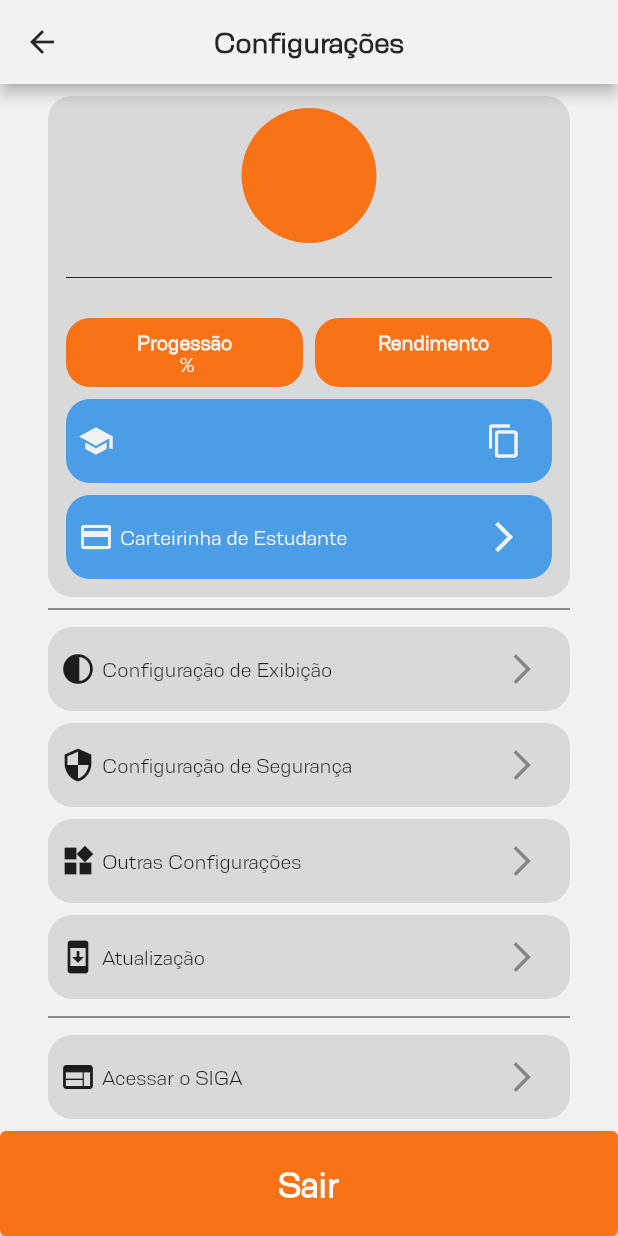
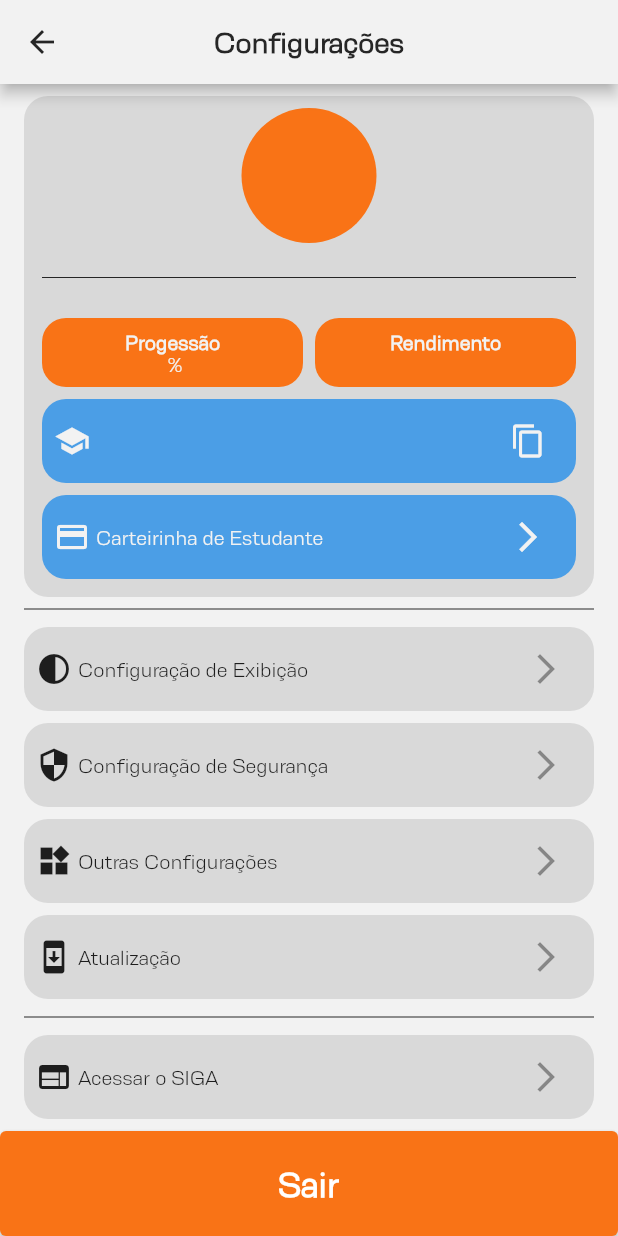
Before and after one commit to matheusrmatias/SigaLogin, a Flutter app: the HomePage screen opened directly, after a tap on the "settings" icon, on a phone screen of 412 x 824 dp. Run offline on Flutter 3.47's test engine with Material 2 defaults, Android fonts, the phone set to English and light mode, and no system bars; our stand-ins replace carousel_slider, connectivity_plus, eva_icons_flutter, flutter_local_notifications, flutter_native_timezone, fluttertoast and 13 more; missing offline and left inert: animated_emoji, dart:ffi, flutter_barcode_scanner, local_auth_android, ota_update; accounts and stored records are empty; network calls fail; statements that could not run were skipped.

Commit message:
Update All App Margin

```diff
--- a/lib/src/pages/auth_page.dart
+++ b/lib/src/pages/auth_page.dart
@@ -2,7 +2,7 @@ import 'package:flutter/material.dart';
 import 'package:page_transition/page_transition.dart';
 import 'package:provider/provider.dart';
 import 'package:sigalogin/src/models/update.dart';
-import 'package:sigalogin/src/pages/home_page.dart';
+import 'package:sigalogin/src/pages/home/home_page.dart';
 import 'package:sigalogin/src/repositories/settings_repository.dart';
 import 'package:sigalogin/src/repositories/update_repository.dart';
 import 'package:sigalogin/src/services/local_auth_service.dart';
--- a/lib/src/pages/home_page.dart
+++ b/lib/src/pages/home/home_page.dart
@@ -8,10 +8,10 @@ import 'package:sigalogin/src/models/historic.dart';
 import 'package:sigalogin/src/models/schedule.dart';
 import 'package:sigalogin/src/models/update.dart';
 import 'package:sigalogin/src/pages/settings/settings_page.dart';
-import 'package:sigalogin/src/pages/tabs/historic_tab.dart';
-import 'package:sigalogin/src/pages/tabs/notes_tab.dart';
-import 'package:sigalogin/src/pages/tabs/schedule_tab.dart';
-import 'package:sigalogin/src/pages/update_page.dart';
+import 'package:sigalogin/src/pages/home/tabs/historic_tab.dart';
+import 'package:sigalogin/src/pages/home/tabs/notes_tab.dart';
+import 'package:sigalogin/src/pages/home/tabs/schedule_tab.dart';
+import 'package:sigalogin/src/pages/settings/update_page.dart';
 import 'package:sigalogin/src/repositories/settings_repository.dart';
 import 'package:sigalogin/src/repositories/update_repository.dart';
 import 'package:sigalogin/src/services/notification_service.dart';
@@ -20,7 +20,7 @@ import 'package:sigalogin/src/controllers/student_controller.dart';
 import 'package:sigalogin/src/models/student.dart';
 import 'package:sigalogin/src/repositories/student_repository.dart';
 import 'package:sigalogin/src/services/student_account.dart';
-import 'login_page.dart';
+import '../login_page.dart';
 
 class HomePage extends StatefulWidget{
   bool afterLogin;
@@ -188,7 +188,7 @@ class _HomePageState extends State<HomePage> with TickerProviderStateMixin {
     NotificationService service = Provider.of<NotificationService>(context,listen: false);
     SettingRepository prefs = Provider.of<SettingRepository>(context,listen: false);
     if(prefs.enableReminder){
-      service.showNotification();
+      service.showNotification(time: prefs.scheduleNotificationTime);
     }else{
       service.cancelNotitifications();
     }
--- a/lib/src/pages/tabs/historic_tab.dart
+++ b/lib/src/pages/home/tabs/historic_tab.dart
@@ -56,7 +56,8 @@ class _HistoricTabState extends State<HistoricTab> {
                 : MainTheme.grey,
             shape: const RoundedRectangleBorder(
                 borderRadius: BorderRadius.all(Radius.circular(8))),
-            crossAxisMargin: 12,
+            crossAxisMargin: 8,
+            thickness: 4,
             controller: _scrollController,
             child: CustomScrollView(
               controller: _scrollController,
--- a/lib/src/pages/tabs/notes_tab.dart
+++ b/lib/src/pages/home/tabs/notes_tab.dart
@@ -56,7 +56,8 @@ class _NotesTabState extends State<NotesTab> {
               : MainTheme.grey,
           shape: const RoundedRectangleBorder(
               borderRadius: BorderRadius.all(Radius.circular(8))),
-          crossAxisMargin: 12,
+          crossAxisMargin: 8,
+          thickness: 4,
           controller: _scrollController,
           child: CustomScrollView(
             controller: _scrollController,
--- a/lib/src/pages/tabs/schedule_tab.dart
+++ b/lib/src/pages/home/tabs/schedule_tab.dart
@@ -53,7 +53,8 @@ class _ScheduleTabState extends State<ScheduleTab> {
                     : MainTheme.grey,
                 shape: const RoundedRectangleBorder(
                     borderRadius: BorderRadius.all(Radius.circular(8))),
-                crossAxisMargin: 12,
+                crossAxisMargin: 8,
+                thickness: 4,
                 controller: _scrollController,
                 child: ListView.builder(
                   controller: _scrollController,
--- a/lib/src/pages/login_page.dart
+++ b/lib/src/pages/login_page.dart
@@ -22,7 +22,7 @@ import 'package:url_launcher/url_launcher.dart';
 import '../controllers/student_controller.dart';
 import '../repositories/student_repository.dart';
 import '../services/student_account.dart';
-import 'home_page.dart';
+import 'home/home_page.dart';
 
 class LoginPage extends StatefulWidget {
   const LoginPage({super.key});
--- a/lib/src/pages/about_page.dart
+++ b/lib/src/pages/settings/about_page.dart
@@ -28,7 +28,7 @@ class _AboutPageState extends State<AboutPage> {
         centerTitle: true,
       ),
       body: Container(
-        margin: const EdgeInsets.symmetric(horizontal: 32),
+        margin: const EdgeInsets.symmetric(horizontal: 16),
         child: SingleChildScrollView(
           child: Column(
             children: [
--- a/lib/src/pages/settings/security_settings_page.dart
+++ b/lib/src/pages/settings/security_settings_page.dart
@@ -41,7 +41,7 @@ class _SecuritySettingPageState extends State<SecuritySettingPage> {
         centerTitle: true,
       ),
       body: Container(
-        margin: const EdgeInsets.symmetric(horizontal: 32),
+        margin: const EdgeInsets.symmetric(horizontal: 16),
         child: SingleChildScrollView(
           child: Column(
             children: [
--- a/lib/src/pages/settings/settings_page.dart
+++ b/lib/src/pages/settings/settings_page.dart
@@ -5,14 +5,14 @@ import 'package:provider/provider.dart';
 import 'package:shared_preferences/shared_preferences.dart';
 import 'package:sigalogin/src/models/student.dart';
 import 'package:sigalogin/src/models/student_card.dart';
-import 'package:sigalogin/src/pages/about_page.dart';
+import 'package:sigalogin/src/pages/settings/about_page.dart';
 import 'package:sigalogin/src/pages/login_page.dart';
 import 'package:sigalogin/src/pages/settings/others_settings_page.dart';
 import 'package:sigalogin/src/pages/settings/security_settings_page.dart';
 import 'package:sigalogin/src/pages/settings/student_card_page.dart';
 import 'package:sigalogin/src/pages/settings/view_settings.dart';
-import 'package:sigalogin/src/pages/siga_page.dart';
-import 'package:sigalogin/src/pages/update_page.dart';
+import 'package:sigalogin/src/pages/settings/siga_page.dart';
+import 'package:sigalogin/src/pages/settings/update_page.dart';
 import 'package:sigalogin/src/repositories/settings_repository.dart';
 import 'package:sigalogin/src/repositories/student_card_repository.dart';
 import 'package:sigalogin/src/repositories/student_repository.dart';
@@ -57,7 +57,7 @@ class _SettingPageState extends State<SettingPage> {
         centerTitle: true,
       ),
       body: Container(
-        margin: const EdgeInsets.symmetric(horizontal: 32),
+        margin: const EdgeInsets.symmetric(horizontal: 16),
         child: SingleChildScrollView(
           child: Column(
             children: [
--- a/lib/src/pages/settings/student_card_page.dart
+++ b/lib/src/pages/settings/student_card_page.dart
@@ -42,7 +42,7 @@ class _StudentCardPageState extends State<StudentCardPage> {
         centerTitle: true,
       ),
       body: inValidation? Center(child: CircularProgressIndicator(color: MainTheme.orange)):studentCardRep.studentCard.name==''?Container(
-        margin: const EdgeInsets.symmetric(horizontal: 32),
+        margin: const EdgeInsets.symmetric(horizontal: 16),
         child: Column(
           mainAxisAlignment: MainAxisAlignment.center,
           children: [
--- a/lib/src/pages/update_page.dart
+++ b/lib/src/pages/settings/update_page.dart
@@ -31,7 +31,7 @@ class _UpdatePageState extends State<UpdatePage> {
         centerTitle: true,
       ),
       body: Container(
-          margin: const EdgeInsets.symmetric(horizontal: 32),
+          margin: const EdgeInsets.symmetric(horizontal: 16),
           child: RefreshIndicator(
             color: MainTheme.orange,
             backgroundColor: MainTheme.white,
--- a/lib/src/pages/settings/view_settings.dart
+++ b/lib/src/pages/settings/view_settings.dart
@@ -37,7 +37,7 @@ class _ViewSettingsState extends State<ViewSettings> {
         centerTitle: true,
       ),
       body: Container(
-        margin: const EdgeInsets.symmetric(horizontal: 32),
+        margin: const EdgeInsets.symmetric(horizontal: 16),
         child: SingleChildScrollView(
           child: Column(
             children: [
--- a/lib/src/widgets/discipline_historic_card.dart
+++ b/lib/src/widgets/discipline_historic_card.dart
@@ -13,7 +13,7 @@ class DisciplineHistoricCard extends StatelessWidget {
   @override
   Widget build(BuildContext context) {
     return Container(
-      margin: const EdgeInsets.symmetric(horizontal: 32, vertical: 4),
+      margin: const EdgeInsets.symmetric(horizontal: 16, vertical: 4),
       padding: const EdgeInsets.all(16),
       decoration: BoxDecoration(
           color: Theme.of(context).brightness==Brightness.dark?MainTheme.black:MainTheme.lightGrey,
--- a/lib/src/widgets/discipline_note_card.dart
+++ b/lib/src/widgets/discipline_note_card.dart
@@ -24,7 +24,7 @@ class _DisciplineNoteCard extends State<DisciplineNoteCard>{
       curve: Curves.easeInOut,
       alignment: Alignment.topCenter,
       child: Container(
-        margin: const EdgeInsets.symmetric(horizontal: 32, vertical: 4),
+        margin: const EdgeInsets.symmetric(horizontal: 16, vertical: 4),
         child: Material(
             borderRadius: const BorderRadius.all(Radius.circular(16)),
             color:  Theme.of(context).brightness==Brightness.dark?MainTheme.black:MainTheme.lightGrey,
--- a/lib/src/widgets/schedule_card.dart
+++ b/lib/src/widgets/schedule_card.dart
@@ -45,7 +45,7 @@ class _ScheduleCardState extends State<ScheduleCard> {
       curve: Curves.easeInOut,
       alignment: Alignment.topCenter,
       child: Container(
-        margin: const EdgeInsets.symmetric(horizontal: 32, vertical: 4),
+        margin: const EdgeInsets.symmetric(horizontal: 16, vertical: 4),
         padding: const EdgeInsets.all(16),
         decoration: BoxDecoration(
             color: Theme.of(context).brightness==Brightness.dark?MainTheme.black:MainTheme.lightGrey,
--- a/lib/src/widgets/sliver_appbar_search.dart
+++ b/lib/src/widgets/sliver_appbar_search.dart
@@ -31,7 +31,7 @@ class _SliverAppBarSearchState extends State<SliverAppBarSearch> {
       shadowColor: Colors.transparent,
       backgroundColor: Colors.transparent,
       title: Container(
-        margin: const EdgeInsets.symmetric(horizontal: 32),
+        margin: const EdgeInsets.symmetric(horizontal: 16),
         padding: const EdgeInsets.symmetric(horizontal: 16),
         decoration: BoxDecoration(
             color: Theme.of(context).brightness==Brightness.dark?MainTheme.black:MainTheme.lightGrey,
```
Also changed, not shown: lib/src/pages/settings/siga_page.dart (renamed from lib/src/pages/siga_page.dart).
